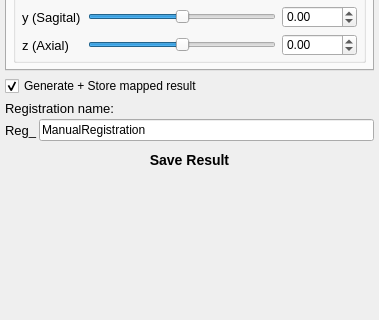
Before: the Qt Designer form Plugins/inova.registration.views.manualregistration/src/internal/ManualRegistration.ui in simedcn/mitkapps, drawn with Qt 5; both pictures show x 0 to 379 and y 399 to 719 of the 379 by 983 pixel window.
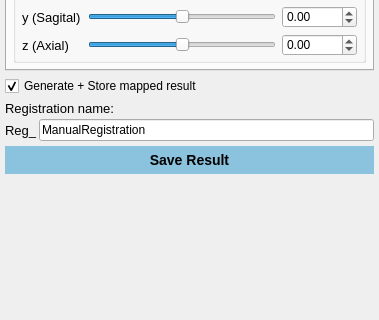
After: the same form once the commit is applied. Custom widgets are drawn as their Qt base class.

Commit message: - PopeLib: customize RegEvalSettingsWidget - RegistrationComparison: disable enabling image labels - FrameRegistration: auto select the second tab, make it stoppable - ManualRegistration: update + error for MapJob - RegistrationAlgorithms: disable warning when quitting - RegistrationStepSelector: UI - RegistrationVisualizer: auto update + bug fixing - PopeAboutDialog - logo, icons

```diff
--- a/Plugins/inova.registration.views.manualregistration/src/internal/ManualRegistration.ui
+++ b/Plugins/inova.registration.views.manualregistration/src/internal/ManualRegistration.ui
@@ -822,6 +822,16 @@
        <property name="toolTip">
         <string>&lt;html&gt;&lt;head/&gt;&lt;body&gt;&lt;p&gt;Confirm the defined registration.&lt;/p&gt;&lt;p&gt;The registration will be stored (&quot;Reg_XXX&quot;) and a mapped image will be generated (&quot;XXX&quot;).&lt;/p&gt;&lt;/body&gt;&lt;/html&gt;</string>
        </property>
+       <property name="styleSheet">
+        <string notr="true">QPushButton
+{
+background-color:#883399CC;
+}
+QPushButton:hover
+{
+    background-color:#CC3399CC;
+}</string>
+       </property>
        <property name="text">
         <string>Save Result</string>
        </property>
```
Left out of the diff: 6 changed lines with no effect on the pictures. The commit also changes 36 other files.
